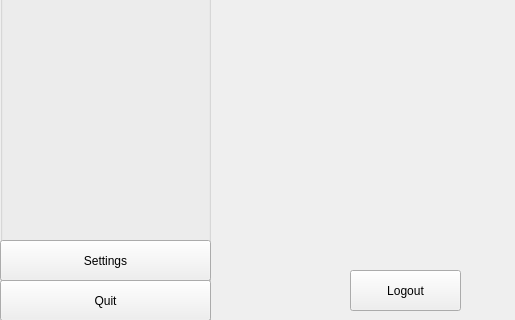
First picture: the form in client/layout/mainwindow.ui, repository MCMi460/NSO-RPC, before the edit; both pictures show x 0 to 515 and y 280 to 600 of the 600 by 600 pixel window.
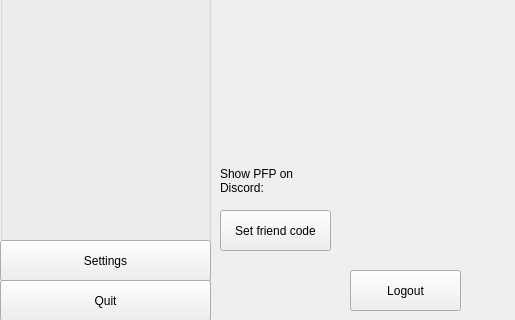
Second picture: the form after the edit. The open tabs and pages were chosen to show the change.

Commit message:
Add small_image PFP + friend code picker (#102)
I've been meaning to do this for a year. I guess I got lazy.

What changed in the file:
```diff
--- a/client/layout/mainwindow.ui
+++ b/client/layout/mainwindow.ui
@@ -643,6 +643,38 @@
         <string>Start on Launch:</string>
        </property>
       </widget>
+      <widget class="QLabel" name="label_23">
+       <property name="geometry">
+        <rect>
+         <x>10</x>
+         <y>440</y>
+         <width>101</width>
+         <height>41</height>
+        </rect>
+       </property>
+       <property name="text">
+        <string>Show PFP on Discord:</string>
+       </property>
+       <property name="wordWrap">
+        <bool>true</bool>
+       </property>
+      </widget>
+      <widget class="QPushButton" name="friendCodeButton">
+       <property name="geometry">
+        <rect>
+         <x>10</x>
+         <y>490</y>
+         <width>111</width>
+         <height>41</height>
+        </rect>
+       </property>
+       <property name="cursor">
+        <cursorShape>PointingHandCursor</cursorShape>
+       </property>
+       <property name="text">
+        <string>Set friend code</string>
+       </property>
+      </widget>
      </widget>
     </widget>
    </widget>
```
The commit also changes 4 other files.
